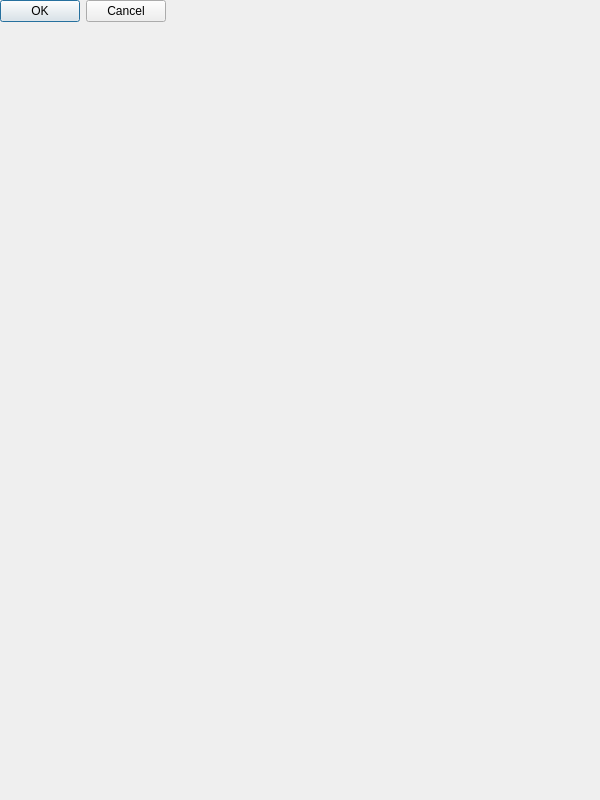
Before: the Qt Designer form Apps/g.Tec/g.NEEDaccess/src/gUSB_dlg.ui in sccn/lsl_archived, drawn with Qt 5.
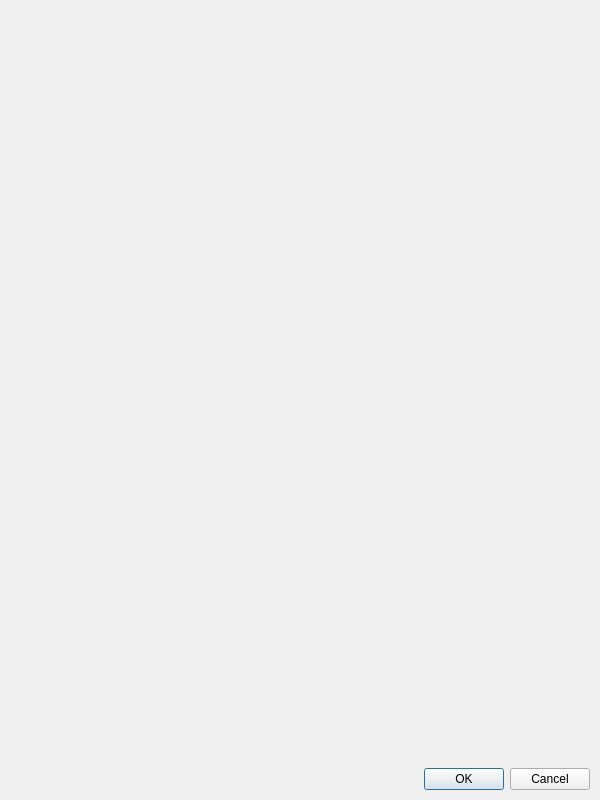
After: the same form once the commit is applied.

```diff
--- a/Apps/g.Tec/g.NEEDaccess/src/gUSB_dlg.ui
+++ b/Apps/g.Tec/g.NEEDaccess/src/gUSB_dlg.ui
@@ -17,10 +17,29 @@
    <string>Configure g.USBamp(s)</string>
   </property>
   <widget class="QWidget" name="verticalLayoutWidget">
-   <layout class="QVBoxLayout" name="verticalLayout">
+   <property name="geometry">
+    <rect>
+     <x>5</x>
+     <y>5</y>
+     <width>590</width>
+     <height>790</height>
+    </rect>
+   </property>
+   <layout class="QVBoxLayout" name="verticalLayout" stretch="1,1">
+    <property name="leftMargin">
+     <number>5</number>
+    </property>
+    <property name="topMargin">
+     <number>5</number>
+    </property>
+    <property name="rightMargin">
+     <number>5</number>
+    </property>
+    <property name="bottomMargin">
+     <number>5</number>
+    </property>
     <item>
-     <layout class="QGridLayout" name="devices_layout">
-     </layout>
+     <layout class="QGridLayout" name="devices_layout" rowstretch="1" columnstretch="1"/>
     </item>
     <item>
      <widget class="QDialogButtonBox" name="buttonBox">
```
